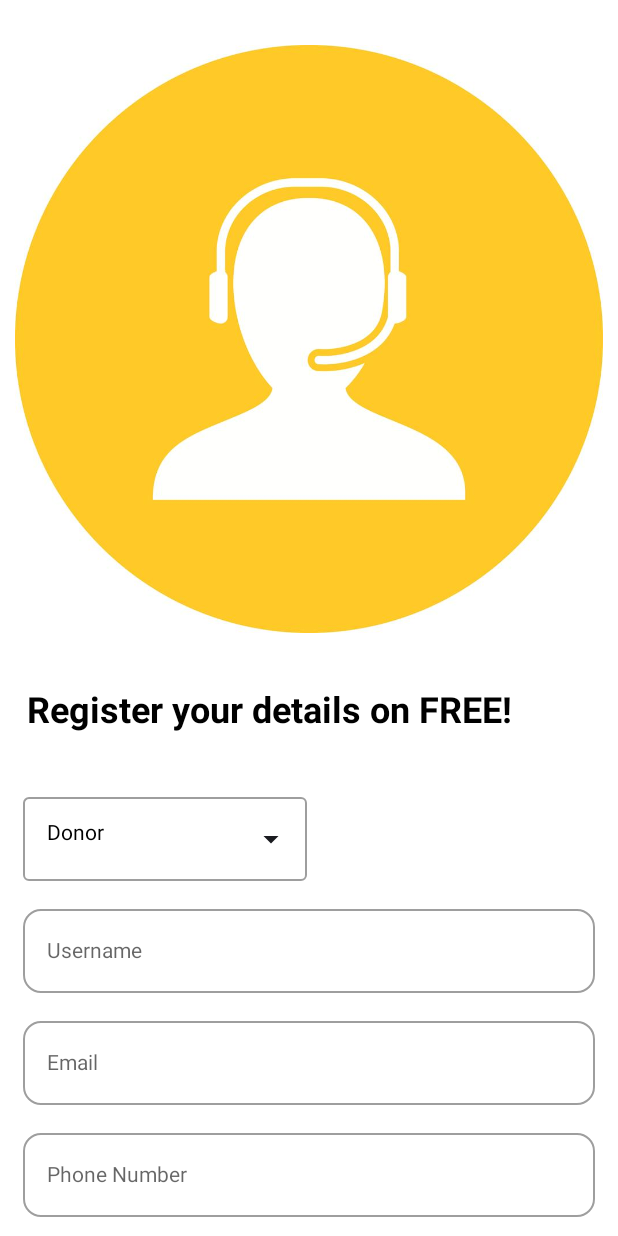
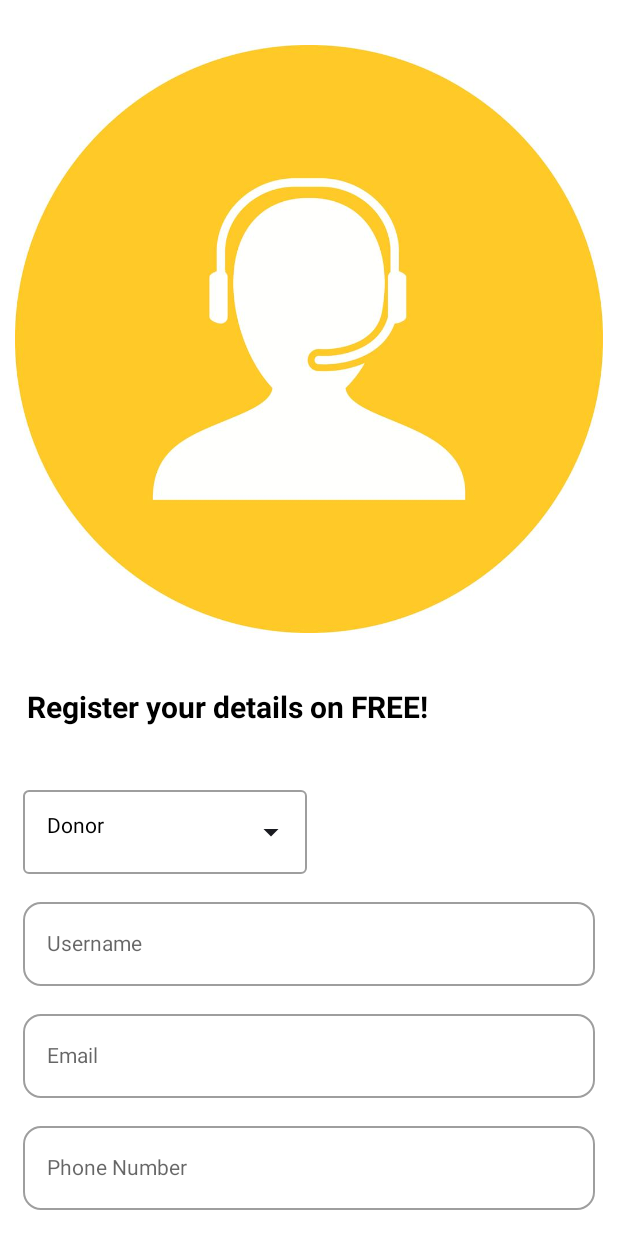
Before and after one commit to devsitaram/Final_Year_Project, an Android app built with Jetpack Compose: the composable RegisterViewScreen shown on its own in the app's theme, on a phone screen of 412 x 824 dp. Run offline under Robolectric (Android 15) with nearby library versions, the phone set to English and light mode, and no system bars; pictures from the network do not load.

Commit message:
create the register screen and add the sharedpreference

```diff
--- a/Projects/FDA/app/src/main/java/com/donation/fda/data/common/util/Validators.kt
+++ b/Projects/FDA/app/src/main/java/com/donation/fda/data/common/util/Validators.kt
@@ -1,4 +1,4 @@
-package com.edu.socialmediallogin.data.common.util
+package com.donation.fda.data.common.util
 
 object Validators {
     // check the username validation
--- a/Projects/FDA/app/src/main/java/com/donation/fda/presentation/ui/RegisterScreen.kt
+++ b/Projects/FDA/app/src/main/java/com/donation/fda/presentation/ui/RegisterScreen.kt
@@ -1,34 +1,25 @@
 package com.donation.fda.presentation.ui
 
 import android.widget.Toast
-import androidx.compose.foundation.Image
 import androidx.compose.foundation.clickable
 import androidx.compose.foundation.layout.Arrangement
-import androidx.compose.foundation.layout.Box
 import androidx.compose.foundation.layout.Column
 import androidx.compose.foundation.layout.Row
 import androidx.compose.foundation.layout.Spacer
 import androidx.compose.foundation.layout.fillMaxSize
 import androidx.compose.foundation.layout.fillMaxWidth
 import androidx.compose.foundation.layout.padding
-import androidx.compose.foundation.layout.size
 import androidx.compose.foundation.layout.width
 import androidx.compose.foundation.layout.wrapContentWidth
 import androidx.compose.foundation.rememberScrollState
 import androidx.compose.foundation.verticalScroll
-import androidx.compose.material.DropdownMenu
 import androidx.compose.material.Surface
-import androidx.compose.material.icons.Icons
-import androidx.compose.material.icons.filled.LockOpen
-import androidx.compose.material.icons.filled.PersonOutline
 import androidx.compose.material3.ButtonDefaults
 import androidx.compose.material.DropdownMenuItem
 import androidx.compose.material3.ExperimentalMaterial3Api
 import androidx.compose.material3.ExposedDropdownMenuBox
 import androidx.compose.material3.ExposedDropdownMenuDefaults
 import androidx.compose.material.OutlinedTextField
-import androidx.compose.material.icons.filled.ArrowDropDown
-import androidx.compose.material3.Icon
 import androidx.compose.runtime.Composable
 import androidx.compose.runtime.derivedStateOf
 import androidx.compose.runtime.getValue
@@ -37,7 +28,6 @@ import androidx.compose.runtime.remember
 import androidx.compose.runtime.setValue
 import androidx.compose.ui.Alignment
 import androidx.compose.ui.Modifier
-import androidx.compose.ui.draw.shadow
 import androidx.compose.ui.graphics.Color
 import androidx.compose.ui.platform.LocalContext
 import androidx.compose.ui.res.painterResource
@@ -49,15 +39,12 @@ import androidx.compose.ui.text.style.TextAlign
 import androidx.compose.ui.unit.dp
 import androidx.compose.ui.unit.sp
 import androidx.navigation.NavHostController
+import com.donation.fda.presentation.ui.navigations.NavScreen
 import com.donation.fda.presentation.ui.util.ButtonView
-import com.donation.fda.presentation.ui.util.CheckboxComponent
 import com.donation.fda.presentation.ui.util.DividerWithText
 import com.donation.fda.presentation.ui.util.InputTextFieldView
 import com.donation.fda.presentation.ui.util.PasswordTextFieldView
-import com.donation.fda.presentation.ui.util.TextButtonView
 import com.donation.fda.presentation.ui.util.TextView
-import com.donation.fda.presentation.ui.util.VectorIconView
-import com.donation.fda.presentation.ui.navigations.NavScreen
 import com.donation.fda.presentation.ui.util.ImageViewPainter
 import com.donation.fda.theme.primaryColor
 import com.donation.fda.theme.white
@@ -73,24 +60,32 @@ fun RegisterViewScreen(navController: NavHostController) {
 
     // dropdown items variable initialize
     val users = arrayOf("Donor", "Volunteer", "Farmer", "NGOs")
-    // state of the menu
     var expanded by remember { mutableStateOf(false) }
-    // remember the selected item
     var selectedText by remember { mutableStateOf(users[0]) }
 
     // text fields variable initialize
     var name by remember { mutableStateOf("") }
-    var nameErrorMessage by remember { mutableStateOf(false) }
-    var nameEmptyMessage by remember { mutableStateOf(false) }
+    var nameErrorValue by remember { mutableStateOf(false) }
+    var nameEmptyValue by remember { mutableStateOf(false) }
     val isNameEmpty by remember { derivedStateOf { name.isEmpty() } }
 
     var email by remember { mutableStateOf("") }
-    var emailErrorMessage by remember { mutableStateOf(false) }
-    var emailEmptyMessage by remember { mutableStateOf(false) }
+    var emailErrorValue by remember { mutableStateOf(false) }
+    var emailEmptyValue by remember { mutableStateOf(false) }
     val isEmailEmpty by remember { derivedStateOf { email.isEmpty() } }
 
+    var phoneNum by remember { mutableStateOf("") }
+    var phoneNumErrorValue by remember { mutableStateOf(false) }
+    var phoneNumEmptyValue by remember { mutableStateOf(false) }
+    val isPhoneNumEmpty by remember { derivedStateOf { phoneNum.isEmpty() } }
+
+    var dob by remember { mutableStateOf("") }
+    var dobErrorValue by remember { mutableStateOf(false) }
+    var dobEmptyValue by remember { mutableStateOf(false) }
+    val isDobEmpty by remember { derivedStateOf { dob.isEmpty() } }
+
     var password by remember { mutableStateOf("") }
-    var passwordEmptyMessage by remember { mutableStateOf(false) }
+    var passwordEmptyValue by remember { mutableStateOf(false) }
     val isPasswordEmpty by remember {
         derivedStateOf {
             password.isEmpty()
@@ -99,9 +94,11 @@ fun RegisterViewScreen(navController: NavHostController) {
 
     // register button onClickAction
     val onClickAction = {
-        nameEmptyMessage = isNameEmpty // name error message
-        emailEmptyMessage = isEmailEmpty // email error message
-        passwordEmptyMessage = isPasswordEmpty // password error message
+        nameEmptyValue = isNameEmpty // name error message
+        emailEmptyValue = isEmailEmpty // email error message
+        phoneNumEmptyValue = isPhoneNumEmpty // email error message
+        dobEmptyValue = isDobEmpty // dob error message
+        passwordEmptyValue = isPasswordEmpty // password error message
 
         if (!isNameEmpty && !isEmailEmpty && !isPasswordEmpty) {
 //            val isSuccess = registerViewModel.registerDetails(name, email, password, context)
@@ -129,7 +126,7 @@ fun RegisterViewScreen(navController: NavHostController) {
             TextView(
                 text = "Register your details on FREE!",
                 style = TextStyle(
-                    fontSize = 24.sp,
+                    fontSize = 20.sp,
                     fontWeight = FontWeight.Bold,
                     fontFamily = FontFamily.SansSerif,
                     color = Color.Black,
@@ -178,10 +175,11 @@ fun RegisterViewScreen(navController: NavHostController) {
                 value = name,
                 onValueChange = { name = it },
                 label = "Username",
-                placeholder = "Enter your name",
-                isEmpty = nameEmptyMessage,
-                errorMessage = nameErrorMessage,
+                placeholder = "Enter full name",
+                isEmptyValue = nameEmptyValue,
+                errorValue = nameErrorValue,
                 invalidMessage = "Enter the valid username",
+                errorColor = Color.Red,
                 modifier = Modifier
                     .fillMaxWidth()
                     .padding(5.dp)
@@ -191,36 +189,39 @@ fun RegisterViewScreen(navController: NavHostController) {
                 value = email,
                 onValueChange = { email = it },
                 label = "Email",
-                placeholder = "Enter your email",
-                isEmpty = emailEmptyMessage,
-                errorMessage = emailErrorMessage,
+                placeholder = "Enter email address",
+                isEmptyValue = emailEmptyValue,
+                errorValue = emailErrorValue,
                 invalidMessage = "Enter the valid email address",
+                errorColor = Color.Red,
                 modifier = Modifier
                     .fillMaxWidth()
                     .padding(5.dp)
             )
 
             InputTextFieldView(
-                value = name,
-                onValueChange = { name = it },
+                value = phoneNum,
+                onValueChange = { phoneNum = it },
                 label = "Phone Number",
-                placeholder = "Enter your phone",
-                isEmpty = nameEmptyMessage,
-                errorMessage = nameErrorMessage,
+                placeholder = "Enter phone no",
+                isEmptyValue = phoneNumEmptyValue,
+                errorValue = phoneNumErrorValue,
                 invalidMessage = "Enter the valid phone number",
+                errorColor = Color.Red,
                 modifier = Modifier
                     .fillMaxWidth()
                     .padding(5.dp)
             )
 
             InputTextFieldView(
-                value = name,
-                onValueChange = { name = it },
+                value = dob,
+                onValueChange = { dob = it },
                 label = "Date of Birth",
-                placeholder = "Enter your DOB",
-                isEmpty = nameEmptyMessage,
-                errorMessage = nameErrorMessage,
+                placeholder = "Enter DOB",
+                isEmptyValue = dobEmptyValue,
+                errorValue = dobErrorValue,
                 invalidMessage = "Enter the valid DOB",
+                errorColor = Color.Red,
                 modifier = Modifier
                     .fillMaxWidth()
                     .padding(5.dp)
@@ -230,8 +231,9 @@ fun RegisterViewScreen(navController: NavHostController) {
                 value = password,
                 onValueChange = { password = it },
                 label = "Password",
-                placeholder = "Enter your password",
-                isEmpty = passwordEmptyMessage,
+                placeholder = "Enter password",
+                isEmptyValue = passwordEmptyValue,
+                errorColor = Color.Red,
                 modifier = Modifier
                     .fillMaxWidth()
                     .padding(5.dp)
@@ -245,6 +247,9 @@ fun RegisterViewScreen(navController: NavHostController) {
                     fontSize = 16.sp,
                     color = white,
                     fontWeight = FontWeight.SemiBold
+                ),
+                colors = ButtonDefaults.buttonColors(
+                    containerColor = primaryColor,
                 ),
                 modifier = Modifier
                     .fillMaxWidth()
@@ -289,7 +294,7 @@ fun RegisterViewScreen(navController: NavHostController) {
                     modifier = Modifier
                         .wrapContentWidth()
                         .clickable {
-                            navController.navigate("Login/${selectedText}")
+                            navController.navigate(NavScreen.LoginPage.route) // "Login/${selectedText}"
                         },
                     text = "Login Now",
                     color = primaryColor,
--- a/Projects/FDA/app/src/main/java/com/donation/fda/presentation/ui/navigations/ScreenRoute.kt
+++ b/Projects/FDA/app/src/main/java/com/donation/fda/presentation/ui/navigations/ScreenRoute.kt
@@ -13,6 +13,8 @@ sealed class NavScreen(val route: String) {
     object WelcomePage: NavScreen("Welcome")
     object LoginPage: NavScreen("Login/{$USER_TYPES}")
     object RegisterPage: NavScreen("Register")
+    object ForgotPasswordPage: NavScreen("ForgotPassword")
+    object DashboardPage: NavScreen("Dashboard")
 }
 
 sealed class BtnNavScreen(var icon: ImageVector, val route: String) {
--- a/Projects/FDA/app/src/main/java/com/donation/fda/presentation/ui/util/Componentes.kt
+++ b/Projects/FDA/app/src/main/java/com/donation/fda/presentation/ui/util/Componentes.kt
@@ -225,13 +225,13 @@ fun InputTextFieldView(
     modifier: Modifier = Modifier,
     placeholder: String? = null,
     textStyle: TextStyle = TextStyle.Default,
-    isEmpty: Boolean = false,
-    isInvalidError: Boolean = false,
+    isEmptyValue: Boolean = false,
+    isInvalidValue: Boolean = false,
     singleLine: Boolean = true,
     maxLines: Int = 1,
     keyboardOptions: KeyboardOptions = KeyboardOptions(keyboardType = KeyboardType.Text),
     shape: Shape = ShapeDefaults.Medium,
-    errorMessage: Boolean? = null,
+    errorValue: Boolean? = null,
     invalidMessage: String? = null,
     errorColor: Color = Color.Unspecified
 ) {
@@ -260,17 +260,17 @@ fun InputTextFieldView(
             singleLine = singleLine,
             maxLines = maxLines,
             shape = shape,
-            isError = (isEmpty || isInvalidError),
+            isError = (isEmptyValue || isInvalidValue),
             modifier = modifier
         )
-        if (isEmpty) {
+        if (isEmptyValue) {
             TextView(
-                text = errorMessage.toString(),
+                text = "The $label is empty!",
                 style = TextStyle(color = errorColor),
                 modifier = Modifier.padding(start = 5.dp, top = 2.dp)
             )
         }
-        if (isInvalidError) {
+        if (isInvalidValue) {
             TextView(
                 text = invalidMessage.toString(),
                 style = TextStyle(color = errorColor),
@@ -294,7 +294,7 @@ fun PasswordTextFieldView(
     modifier: Modifier = Modifier,
     placeholder: String? = null,
     textStyle: TextStyle = TextStyle.Default,
-    isEmpty: Boolean = false,
+    isEmptyValue: Boolean = false,
     isError: Boolean = false,
     singleLine: Boolean = true,
     maxLines: Int = 1,
@@ -305,7 +305,7 @@ fun PasswordTextFieldView(
 ) {
     val passwordVisibility = remember { mutableStateOf(false) }
     var color by remember { mutableStateOf(primaryColor) }
-    color = if (isEmpty) {
+    color = if (isEmptyValue) {
         errorColor
     } else {
         primaryColor
@@ -339,27 +339,27 @@ fun PasswordTextFieldView(
             ) {
                 VectorIconView(
                     imageVector = if (passwordVisibility.value) Icons.Default.Visibility else Icons.Default.VisibilityOff,
-                    tint = if (isEmpty || isError) Color.Red else primaryColor
+                    tint = if (isEmptyValue || isError) Color.Red else primaryColor
                 )
             }
         },
-        isError = (isEmpty || isError),
+        isError = (isEmptyValue || isError),
         visualTransformation = if (passwordVisibility.value) VisualTransformation.None else PasswordVisualTransformation(),
         modifier = modifier,
     )
 
-    if (isEmpty) {
+    if (isEmptyValue) {
         TextView(
-            text = "The field is empty!",
+            text = "The $label is empty!",
             style = TextStyle(color = errorColor, textAlign = TextAlign.Start),
-            modifier = Modifier.padding(start = 5.dp, top = 2.dp)
+            modifier = Modifier.fillMaxWidth().padding(start = 8.dp, top = 1.dp)
         )
     }
     if (isError) {
         TextView(
             text = errorMessage.toString(),
             style = TextStyle(color = errorColor),
-            modifier = Modifier.padding(start = 5.dp, top = 2.dp)
+            modifier = Modifier.fillMaxWidth().padding(start = 8.dp, top = 1.dp)
         )
     }
 }
```
Also changed, not shown: Projects/FDA/app/src/main/java/com/donation/fda/MainActivity.kt (+8 -1 lines), Projects/FDA/app/src/main/java/com/donation/fda/data/common/ClientInterceptors.kt (+11 -1 lines), Projects/FDA/app/src/main/java/com/donation/fda/data/common/Constants.kt (+1 -1 lines), Projects/FDA/app/src/main/java/com/donation/fda/presentation/ui/LoginScreen.kt (+70 -10 lines), Projects/FDA/app/src/main/java/com/donation/fda/presentation/ui/WelcomeScreen.kt (+13 -2 lines), Projects/FDA/app/src/main/java/com/donation/fda/presentation/ui/navigations/NavHost.kt (+5 -2 lines).
